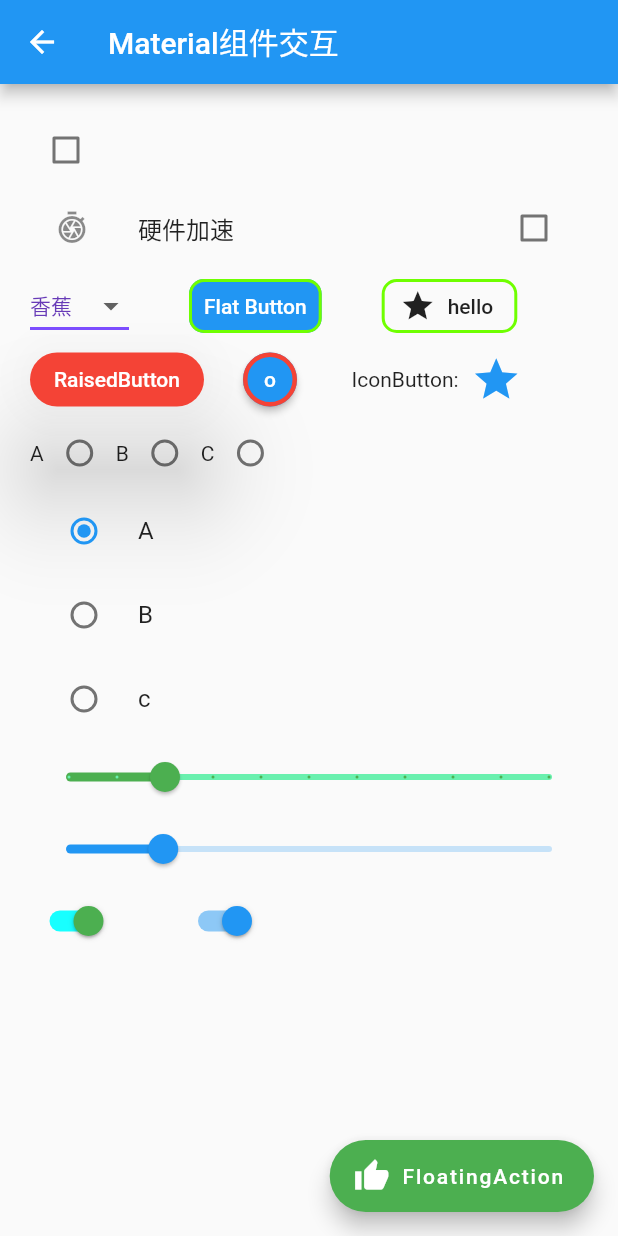
After one commit to xiyuxiaoxiao/FlutterClass, a Flutter app: the MaterialInteractionClass screen opened by its route, on a phone screen of 412 x 824 dp. The commit adds this screen. Run offline on Flutter 3.47's test engine with Material 2 defaults, Android fonts, the phone set to English and light mode, and no system bars.

Commit message:
添加material组件的使用例子

```diff
--- /dev/null
+++ b/myapp/lib/MaterialInteractionClass.dart
@@ -0,0 +1,313 @@
+// Material 交互组件
+import 'package:flutter/material.dart';
+import 'package:flutter/widgets.dart';
+
+class MaterialInteractionClass extends StatefulWidget {
+  final title;
+  MaterialInteractionClass({Key key, @required this.title}) : super(key: key);
+
+  MaterialInteractionClassState createState() =>
+      MaterialInteractionClassState(title: title);
+}
+
+class MaterialInteractionClassState extends State<MaterialInteractionClass> {
+  final title;
+
+  bool check = false; //复选框 值
+  int _dropdownButtonValue = 0;
+  int _radioValue = 0;
+  double _slideValue = 0.2;
+  bool _switchValue = true;
+
+  MaterialInteractionClassState({Key key, this.title}) : super();
+
+  Widget build(BuildContext context) {
+    return new Scaffold(
+      appBar: new AppBar(
+        title: new Text("${title}"),
+      ),
+      body: new Container(
+        padding: EdgeInsets.all(20),
+        child: new ListView(
+          children: <Widget>[
+            Row(children: <Widget>[
+              _checkBox(),
+            ]),
+            _checkboxListTile(),
+            Row(children: <Widget>[
+              _dropdownButton(),
+              SizedBox(width: 40),
+              _flatButton(),
+              SizedBox(width: 40),
+              _flatIconButton(),
+            ]),
+            Row(
+              children: <Widget>[
+                _raisedButton(),
+                _raisedCircleButton(),
+                Text('   IconButton:'),
+                _iconButton(),
+              ],
+            ),
+            _radioGroup(),
+            _radioListTileColumn(),
+            _slide(),
+            _slideAdaptive(),
+            Row(
+              children: <Widget>[
+                _switch(),
+                SizedBox(width: 40),
+                _switchAdaptive(),
+              ],
+            ),
+          ],
+        ),
+      ),
+      floatingActionButton: FloatingActionButton.extended(
+        onPressed: () {},
+        label: Text('FloatingAction'),
+        icon: Icon(Icons.thumb_up),
+        backgroundColor: Colors.green,
+      ),
+      // floatingActionButton: FloatingActionButton(
+      //   onPressed: () {},
+      //   child: Icon(Icons.navigation),
+      //   backgroundColor: Colors.green,
+      // ),
+    );
+  }
+
+  Widget _checkBox() {
+    return Checkbox(
+      value: this.check,
+      activeColor: Colors.blue,
+      onChanged: (bool val) {
+        // val 是布尔值
+        this.setState(() {
+          this.check = !this.check;
+        });
+      },
+    );
+  }
+
+  Widget _checkboxListTile() {
+    return new CheckboxListTile(
+      secondary: const Icon(Icons.shutter_speed),
+      title: const Text('硬件加速'),
+      value: this.check,
+      onChanged: (bool value) {
+        setState(() {
+          this.check = !this.check;
+        });
+      },
+    );
+  }
+
+  Widget _dropdownButton() {
+    return new DropdownButton(
+      value: _dropdownButtonValue,
+      style: TextStyle(color: Colors.deepPurple),
+      underline: Container(
+        height: 2,
+        color: Colors.deepPurpleAccent,
+      ),
+      items: <DropdownMenuItem>[
+        DropdownMenuItem(
+          value: 0,
+          child: new Text('香蕉'),
+        ),
+        DropdownMenuItem(
+          value: 1,
+          child: new Text('苹果'),
+        ),
+        DropdownMenuItem(
+          value: 2,
+          child: new Text('猕猴桃'),
+        ),
+        DropdownMenuItem(
+          value: 3,
+          child: new Text('橘子'),
+        ),
+      ],
+      onChanged: (value) {
+        setState(() {
+          this._dropdownButtonValue = value;
+        });
+      },
+    );
+  }
+
+  Widget _flatButton() {
+    return FlatButton(
+      padding: EdgeInsets.all(10),
+      color: Colors.blue,
+      textColor: Colors.white,
+      disabledColor: Colors.green,
+      disabledTextColor: Colors.red,
+      splashColor: Colors.orange, // 波纹颜色
+      highlightColor: Colors.blueAccent, // 按下的背景颜色
+      shape: RoundedRectangleBorder(
+        borderRadius: BorderRadius.all(Radius.circular(10)),
+        side: BorderSide(
+            color: Color(0xFF6FFF00), style: BorderStyle.solid, width: 2),
+      ),
+      onPressed: () {
+        // 没有定义的时候 显示disabled的颜色
+        print('onPressed\n'); //点击后 手指弹起的时候调用
+      },
+      child: Text('Flat Button'),
+    );
+  }
+
+  Widget _flatIconButton() {
+    return FlatButton.icon(
+      icon: Icon(Icons.star),
+      label: Text('hello'),
+      shape: RoundedRectangleBorder(
+        borderRadius: BorderRadius.all(Radius.circular(10)),
+        side: BorderSide(
+            color: Color(0xFF6FFF00), style: BorderStyle.solid, width: 2),
+      ),
+      onPressed: () {
+        print('onPressed\n');
+      },
+    );
+  }
+
+  Widget _raisedButton() {
+    return RaisedButton(
+      onPressed: () {
+        print('点击浮动按钮');
+      },
+      child: Text("RaisedButton"),
+      color: Colors.red,
+      textColor: Colors.white,
+      elevation: 30,
+      shape: StadiumBorder(), //半圆
+    );
+  }
+
+  Widget _raisedCircleButton() {
+    return RaisedButton(
+      onPressed: () {},
+      child: Text("o"),
+      color: Colors.blue,
+      textColor: Colors.white,
+      shape: CircleBorder(
+        side: BorderSide(color: Colors.red, width: 3),
+      ),
+    );
+  }
+
+  Widget _iconButton() {
+    return IconButton(
+      iconSize: 34,
+      icon: Icon(Icons.star),
+      onPressed: () {},
+      color: Colors.blue,
+    );
+  }
+
+  Widget _radioGroup() {
+    return Row(
+      children: <Widget>[
+        Row(children: <Widget>[
+          Text('A'),
+          _radio(4),
+        ]),
+        Row(children: <Widget>[
+          Text('B'),
+          _radio(5),
+        ]),
+        Row(children: <Widget>[
+          Text('C'),
+          _radio(6),
+        ])
+      ],
+    );
+  }
+
+  Widget _radio(index) {
+    return Radio(
+      value: index,
+      groupValue: _radioValue,
+      onChanged: (value) {
+        setState(() {
+          this._radioValue = value;
+        });
+      },
+    );
+  }
+
+  Widget _radioListTileColumn() {
+    return Column(children: <Widget>[
+      _radioListTile('A', 0),
+      _radioListTile('B', 1),
+      _radioListTile('c', 2),
+    ]);
+  }
+
+  Widget _radioListTile(text, value) {
+    return RadioListTile(
+      title: Text(text),
+      value: value,
+      groupValue: _radioValue,
+      onChanged: (value) {
+        setState(() {
+          this._radioValue = value;
+        });
+      },
+    );
+  }
+
+  Widget _slide() {
+    return Slider(
+      label: '$_slideValue',
+      divisions: 10, //分段个数
+      activeColor: Colors.green,
+      inactiveColor: Colors.greenAccent,
+      value: _slideValue,
+      onChanged: (value) {
+        setState(() {
+          this._slideValue = value;
+        });
+      },
+    );
+  }
+
+  Widget _slideAdaptive() {
+    return Slider.adaptive(
+      value: _slideValue,
+      onChanged: (value) {
+        setState(() {
+          this._slideValue = value;
+        });
+      },
+    );
+  }
+
+  Widget _switch() {
+    return Switch(
+      activeColor: Colors.green,
+      activeTrackColor: Colors.cyanAccent, //设置条状的颜色
+      value: _switchValue,
+      onChanged: (value) {
+        setState(() {
+          this._switchValue = value;
+        });
+      },
+    );
+  }
+
+  Widget _switchAdaptive() {
+    return Switch.adaptive(
+      activeColor: Colors.blue,
+      value: _switchValue,
+      onChanged: (value) {
+        setState(() {
+          this._switchValue = value;
+        });
+      },
+    );
+  }
+}
--- a/myapp/lib/main.dart
+++ b/myapp/lib/main.dart
@@ -4,6 +4,7 @@ import 'package:flutter/rendering.dart';
 import 'package:myapp/LayoutContainer.dart';
 import 'package:myapp/DemoExampleClass.dart';
 import 'package:myapp/GridViewClass.dart';
+import 'package:myapp/MaterialInteractionClass.dart';
 import 'package:myapp/TextFieldClass.dart';
 
 void main() {
@@ -34,6 +35,7 @@ class MyApp extends StatelessWidget {
         'path1': (BuildContext content) => DemoExampleClass(title: 'Demo练习'),
         'path2': (BuildContext content) => GridviewClass(title: 'GridView'),
         'path3': (BuildContext content) => TextFieldClass(title: '文本框'),
+        'path4': (BuildContext content) => MaterialInteractionClass(title: 'Material组件交互'),
       },
     );
   }
@@ -46,7 +48,9 @@ class RandomWords extends StatefulWidget {
 
 class RandomWordsState extends State<RandomWords> {
   @override
-  final _suggestions = ['基本布局', 'Demo练习', 'GridView', '文本框'];
+  final _suggestions = [
+    '基本布局', 'Demo练习', 'GridView', '文本框', 'Material组件交互',
+  ];
   final _biggerFont = const TextStyle(fontSize: 18.0);
 
   Widget build(BuildContext context) {
```
